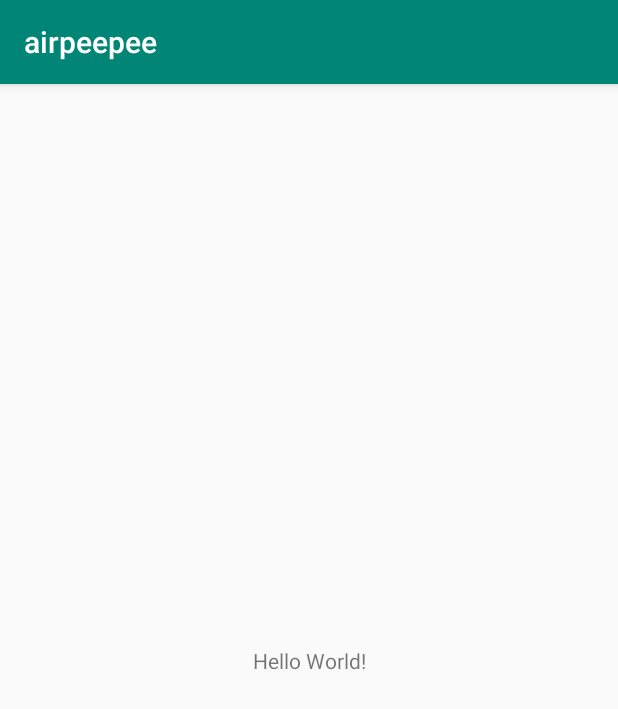
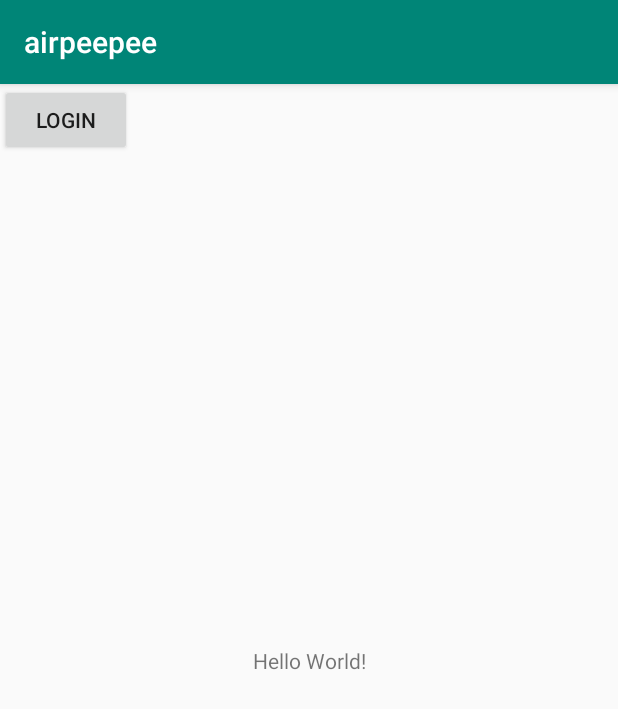
Before and after one commit to mihailm94/airpnpee, an Android app: the screen it shows after launch (MainActivity), on a phone screen of 412 x 824 dp. Shown: the top 709 px of the screen. Run offline under Robolectric (Android 15) with nearby library versions, the phone set to English and light mode, and no system bars.

Commit message:
facebook login button Test

```diff
--- a/app/src/main/java/com/appspot/airpeepee/airpeepee/LoginActivity.java
+++ b/app/src/main/java/com/appspot/airpeepee/airpeepee/LoginActivity.java
@@ -79,6 +79,7 @@ public class LoginActivity extends AppCompatActivity implements LoaderCallbacks<
     @Override
     protected void onCreate(Bundle savedInstanceState) {
         super.onCreate(savedInstanceState);
+
         FacebookSdk.sdkInitialize(getApplicationContext());
         AppEventsLogger.activateApp(this);
         setContentView(R.layout.activity_login);
--- a/app/src/main/java/com/appspot/airpeepee/airpeepee/MainActivity.java
+++ b/app/src/main/java/com/appspot/airpeepee/airpeepee/MainActivity.java
@@ -1,8 +1,11 @@
 package com.appspot.airpeepee.airpeepee;
 
+import android.content.DialogInterface;
+import android.content.Intent;
 import android.support.v7.app.AppCompatActivity;
 import android.os.Bundle;
-
+import android.view.View;
+import android.widget.Button;
 
 
 public class MainActivity extends AppCompatActivity {
@@ -13,6 +16,20 @@ public class MainActivity extends AppCompatActivity {
     protected void onCreate(Bundle savedInstanceState) {
         super.onCreate(savedInstanceState);
         setContentView(R.layout.activity_main);
+        Button b2=(Button) findViewById(R.id.button2);
+        b2.setOnClickListener(new View.OnClickListener() {
+
+            public void onClick(View v) {
+                // TODO Auto-generated method stub
+                Intent inent = new Intent(v.getContext(),LoginActivity.class);
+
+                // calling an activity using <intent-filter> action name
+                //  Intent inent = new Intent("com.hmkcode.android.ANOTHER_ACTIVITY");
+
+                startActivity(inent);
+
+            }
+        });
+
+        }
     }
-
-}
--- a/app/src/main/res/layout/activity_main.xml
+++ b/app/src/main/res/layout/activity_main.xml
@@ -15,4 +15,12 @@
         app:layout_constraintRight_toRightOf="parent"
         app:layout_constraintTop_toTopOf="parent" />
 
+    <Button
+        android:id="@+id/button2"
+        android:layout_width="wrap_content"
+        android:layout_height="wrap_content"
+        android:text="LogIn"
+        tools:layout_editor_absoluteX="148dp"
+        tools:layout_editor_absoluteY="185dp" />
+
 </android.support.constraint.ConstraintLayout>
```
